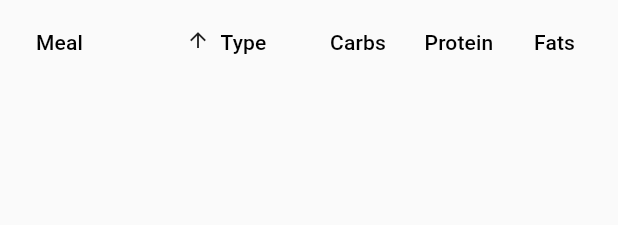
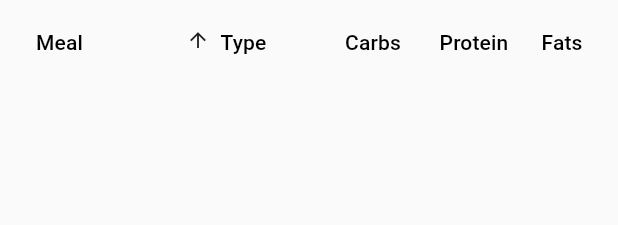
Before and after one commit to CSCI4100U/mobile-group-project-2023-mlja, a Flutter app: the MealsDataTable widget shown alone on an empty page, opened directly with empty values, on a phone screen of 412 x 824 dp. Shown: the top 225 px of the screen. Run offline on Flutter 3.47's test engine with Material 3 defaults, Android fonts, the phone set to English and light mode, and no system bars; our stand-ins replace cloud_firestore, firebase_auth, firebase_core, firebase_messaging, fl_chart, flutter_local_notifications and 7 more; missing offline and left inert: firebase_ui_auth, flutter_map_geojson; accounts and stored records are empty.

Commit message:
ui changes and added comments to meal log

```diff
--- a/life_balance_plus/lib/view/pages/diet/meals_data_table.dart
+++ b/life_balance_plus/lib/view/pages/diet/meals_data_table.dart
@@ -1,20 +1,24 @@
 import 'package:flutter/material.dart';
 import '../../../data/model/meal.dart';
 
+/// A StatefulWidget that displays a DataTable for meals.
 class MealsDataTable extends StatefulWidget {
+  /// List of meals to be displayed in the DataTable.
+  final List<Meal> meals;
+
+  /// Constructor to initialize the MealsDataTable.
   MealsDataTable({Key? key, required this.meals}) : super(key: key);
-  final List<Meal> meals;
 
   @override
   State<MealsDataTable> createState() => _MealsDataTableState();
 }
 
+/// The State class for MealsDataTable.
 class _MealsDataTableState extends State<MealsDataTable> {
-  // Variables to control sorting in the DataTable
   bool _sortAscending = true;
   int _sortColumnIndex = 0;
 
-  // Function to build DataRow widgets based on the list of meals
+  /// Builds DataRows based on the provided list of meals.
   List<DataRow> _buildDataRows(List<Meal> meals) {
     return meals.map((meal) {
       return DataRow(
@@ -31,30 +35,29 @@ class _MealsDataTableState extends State<MealsDataTable> {
 
   @override
   Widget build(BuildContext context) {
-    // Build DataRow widgets based on the provided meals
+    // Build DataRows based on the provided meals.
     List<DataRow> dataRows = _buildDataRows(widget.meals);
 
+    // Scrollable DataTable with specified column widths.
     return SingleChildScrollView(
       scrollDirection: Axis.vertical,
       child: DataTable(
         sortColumnIndex: _sortColumnIndex,
         sortAscending: _sortAscending,
         columnSpacing: 5.0, // Adjust the spacing between columns
+        dataRowHeight: 40.0, // Set the height for each DataRow
 
         // Define columns for the DataTable
         columns: [
           DataColumn(
             label: SizedBox(
-              width: 100.0, // Set the width for the "Meal" column
+              width: 100.0,
               child: Text("Meal"),
             ),
-            // Enable sorting for the "Meal" column
             onSort: (columnIndex, ascending) {
               setState(() {
                 _sortColumnIndex = columnIndex;
                 _sortAscending = ascending;
-
-                // Sort the meals list based on the selected column
                 widget.meals.sort((a, b) {
                   if (ascending) {
                     return a.name.compareTo(b.name);
@@ -67,7 +70,7 @@ class _MealsDataTableState extends State<MealsDataTable> {
           ),
           DataColumn(
             label: SizedBox(
-              width: 50.0, // Set the width for the "Type" column
+              width: 60.0,
               child: Text("Type"),
             ),
             onSort: (columnIndex, ascending) {
@@ -86,7 +89,7 @@ class _MealsDataTableState extends State<MealsDataTable> {
           ),
           DataColumn(
             label: SizedBox(
-              width: 40.0, // Set the width for the "Carbs" column
+              width: 40.0,
               child: Text("Carbs"),
             ),
             onSort: (columnIndex, ascending) {
@@ -105,7 +108,7 @@ class _MealsDataTableState extends State<MealsDataTable> {
           ),
           DataColumn(
             label: SizedBox(
-              width: 50.0, // Set the width for the "Proteins" column
+              width: 45.0,
               child: Text("Protein"),
             ),
             onSort: (columnIndex, ascending) {
@@ -124,7 +127,7 @@ class _MealsDataTableState extends State<MealsDataTable> {
           ),
           DataColumn(
             label: SizedBox(
-              width: 30.0, // Set the width for the "Fats" column
+              width: 30.0,
               child: Text("Fats"),
             ),
             onSort: (columnIndex, ascending) {
```
